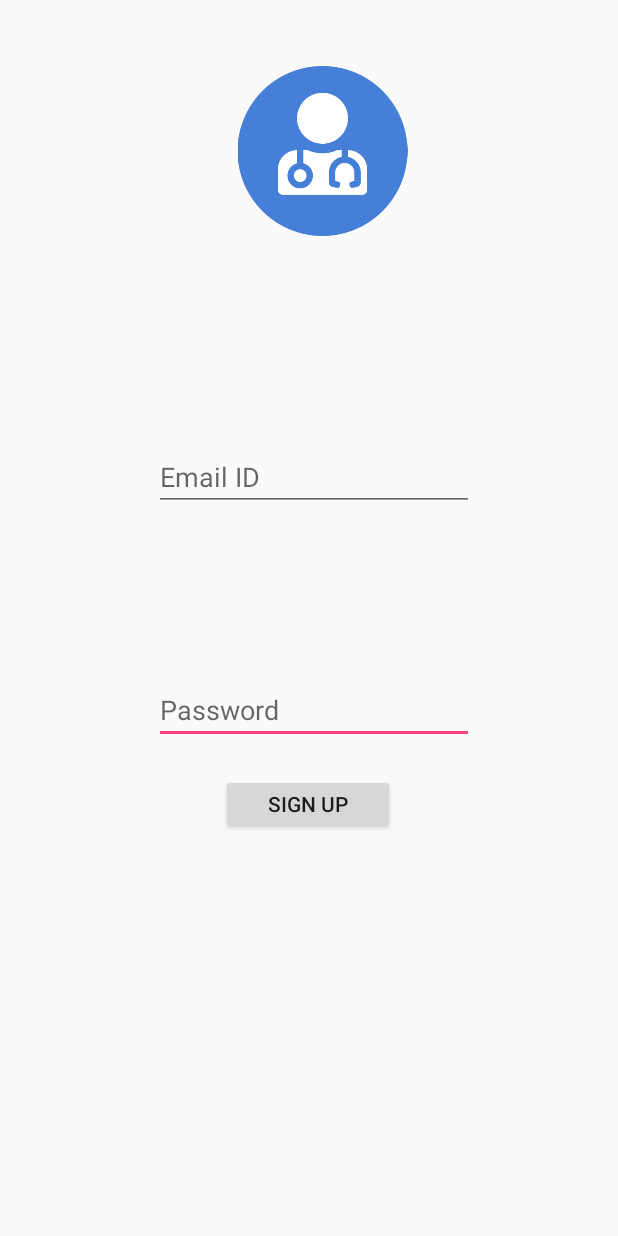
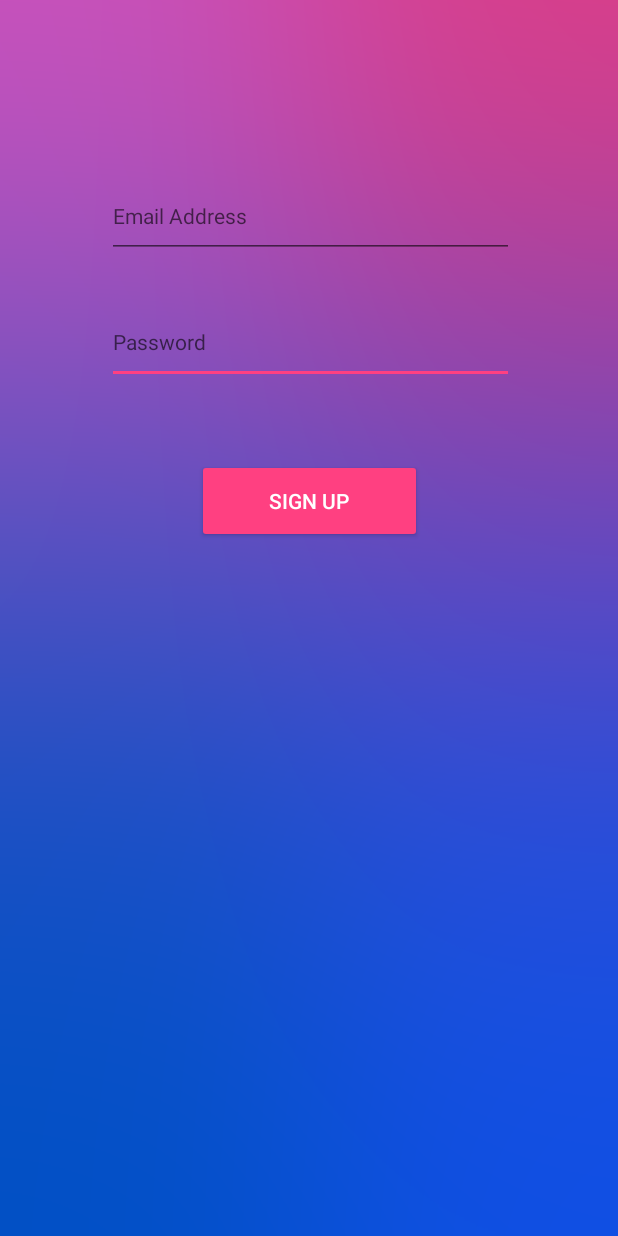
Before and after one commit to PatrickPrakash/Gluco, an Android app: the RegisterActivity screen opened directly, with no data from a screen before it, on a phone screen of 412 x 824 dp. Run offline under Robolectric (Android 15) with nearby library versions, the phone set to English and light mode, and no system bars; our stand-ins replace Firebase (no records; nobody signed in at launch, a user with empty details on screens opened directly).

Commit message:
Minor Changes

```diff
--- a/app/src/main/AndroidManifest.xml
+++ b/app/src/main/AndroidManifest.xml
@@ -16,7 +16,10 @@
                 <category android:name="android.intent.category.LAUNCHER" />
             </intent-filter>
         </activity>
-        <activity android:name=".RegisterActivity" />
+        <activity android:name=".RegisterActivity" android:exported="true" />
+        <activity android:name=".activity_main" android:exported="true">
+
+        </activity>
     </application>
 
 </manifest>
--- a/app/src/main/java/com/projectx/gluco/RegisterActivity.java
+++ b/app/src/main/java/com/projectx/gluco/RegisterActivity.java
@@ -20,10 +20,8 @@ public class RegisterActivity extends AppCompatActivity {
     @Override
     protected void onCreate(Bundle savedInstanceState) {
         super.onCreate(savedInstanceState);
-        setContentView(R.layout.activity_register);
-        uEmail = (EditText) findViewById(R.id.uEmail);
-        uPass = (EditText) findViewById(R.id.uPass);
-        uBtn = (Button) findViewById(R.id.uBtn);
+        setContentView(R.layout.activity_signup);
+
 
         mAuthListener = new FirebaseAuth.AuthStateListener() {
             @Override
--- a/app/src/main/res/layout/activity_login.xml
+++ b/app/src/main/res/layout/activity_login.xml
@@ -1,6 +1,6 @@
 <?xml version="1.0" encoding="utf-8"?>
-<LinearLayout xmlns:android="http://schemas.android.com/apk/res/android"
+<android.support.constraint.ConstraintLayout xmlns:android="http://schemas.android.com/apk/res/android"
     android:layout_width="match_parent"
     android:layout_height="match_parent">
 
-</LinearLayout>
+</android.support.constraint.ConstraintLayout>
--- a/app/src/main/res/layout/activity_register.xml
+++ /dev/null
@@ -1,59 +0,0 @@
-<?xml version="1.0" encoding="utf-8"?>
-<android.support.constraint.ConstraintLayout xmlns:android="http://schemas.android.com/apk/res/android"
-    xmlns:app="http://schemas.android.com/apk/res-auto"
-    xmlns:tools="http://schemas.android.com/tools"
-    android:layout_width="match_parent"
-    android:layout_height="match_parent"
-    tools:context="com.projectx.gluco.RegisterActivity">
-
-    <ImageView
-        android:id="@+id/imageView2"
-        android:layout_width="114dp"
-        android:layout_height="113dp"
-        android:layout_marginEnd="140dp"
-        android:layout_marginTop="44dp"
-        android:contentDescription="@string/todo"
-        app:layout_constraintEnd_toEndOf="parent"
-        app:layout_constraintTop_toTopOf="parent"
-        app:srcCompat="@drawable/logo" />
-
-    <EditText
-        android:id="@+id/uPass"
-        android:layout_width="wrap_content"
-        android:layout_height="wrap_content"
-        android:layout_marginBottom="328dp"
-        android:layout_marginEnd="96dp"
-        android:ems="10"
-        android:hint="@string/password"
-        android:inputType="textPassword"
-        app:layout_constraintBottom_toBottomOf="parent"
-        app:layout_constraintEnd_toEndOf="parent" />
-
-    <EditText
-        android:id="@+id/uEmail"
-        android:layout_width="wrap_content"
-        android:layout_height="wrap_content"
-        android:layout_marginBottom="8dp"
-        android:layout_marginEnd="96dp"
-        android:layout_marginTop="36dp"
-        android:ems="10"
-        android:hint="@string/email_id"
-        android:inputType="textEmailAddress"
-        app:layout_constraintBottom_toTopOf="@+id/uPass"
-        app:layout_constraintEnd_toEndOf="parent"
-        app:layout_constraintTop_toBottomOf="@+id/imageView2" />
-
-    <Button
-        android:id="@+id/uBtn"
-        android:layout_width="116dp"
-        android:layout_height="40dp"
-        android:layout_marginEnd="8dp"
-        android:layout_marginStart="8dp"
-        android:layout_marginTop="20dp"
-        android:text="@string/sign_up"
-        app:layout_constraintEnd_toEndOf="parent"
-        app:layout_constraintHorizontal_bias="0.498"
-        app:layout_constraintStart_toStartOf="parent"
-        app:layout_constraintTop_toBottomOf="@+id/uPass" />
-
-</android.support.constraint.ConstraintLayout>
--- /dev/null
+++ b/app/src/main/res/layout/activity_signup.xml
@@ -0,0 +1,58 @@
+<?xml version="1.0" encoding="utf-8"?>
+<android.support.constraint.ConstraintLayout xmlns:android="http://schemas.android.com/apk/res/android"
+    xmlns:app="http://schemas.android.com/apk/res-auto"
+    xmlns:tools="http://schemas.android.com/tools"
+    android:id="@+id/Constraintlayout"
+    android:layout_width="match_parent"
+    android:layout_height="match_parent"
+    android:background="@drawable/background">
+
+    <EditText
+        android:id="@+id/editText2"
+        android:layout_width="271dp"
+        android:layout_height="56dp"
+        android:layout_marginEnd="8dp"
+        android:layout_marginStart="8dp"
+        android:layout_marginTop="28dp"
+        android:ems="10"
+        android:hint="Password"
+        android:inputType="textPassword"
+        android:textAppearance="@android:style/TextAppearance.Material.Body1"
+        app:layout_constraintEnd_toEndOf="parent"
+        app:layout_constraintHorizontal_bias="0.506"
+        app:layout_constraintStart_toStartOf="parent"
+        app:layout_constraintTop_toBottomOf="@+id/editText3" />
+
+    <EditText
+        android:id="@+id/editText3"
+        android:layout_width="271dp"
+        android:layout_height="56dp"
+        android:layout_marginEnd="8dp"
+        android:layout_marginStart="8dp"
+        android:layout_marginTop="116dp"
+        android:ems="10"
+        android:hint="Email Address"
+        android:inputType="textEmailAddress"
+        android:textAppearance="@android:style/TextAppearance.Material.Body1"
+        app:layout_constraintEnd_toEndOf="parent"
+        app:layout_constraintHorizontal_bias="0.506"
+        app:layout_constraintStart_toStartOf="parent"
+        app:layout_constraintTop_toTopOf="parent" />
+
+    <Button
+        android:id="@+id/button2"
+        style="@android:style/Widget.Material.Button.Colored"
+        android:layout_width="150dp"
+        android:layout_height="56dp"
+        android:layout_marginBottom="8dp"
+        android:layout_marginEnd="8dp"
+        android:layout_marginStart="8dp"
+        android:layout_marginTop="16dp"
+        android:text="Sign Up"
+        android:textAppearance="@android:style/TextAppearance.Material.Widget.Button.Colored"
+        app:layout_constraintBottom_toBottomOf="parent"
+        app:layout_constraintEnd_toEndOf="parent"
+        app:layout_constraintStart_toStartOf="parent"
+        app:layout_constraintTop_toBottomOf="@+id/editText2"
+        app:layout_constraintVertical_bias="0.069" />
+</android.support.constraint.ConstraintLayout>
--- a/app/src/main/res/values/colors.xml
+++ b/app/src/main/res/values/colors.xml
@@ -1,6 +1,6 @@
 <?xml version="1.0" encoding="utf-8"?>
 <resources>
     <color name="colorPrimary">#082efc</color>
-    <color name="colorPrimaryDark">#303f9f</color>
+    <color name="colorPrimaryDark">#4d64f6</color>
     <color name="colorAccent">#ff4081</color>
 </resources>
--- a/build.gradle
+++ b/build.gradle
@@ -8,9 +8,7 @@ buildscript {
     }
     dependencies {
         classpath 'com.android.tools.build:gradle:3.0.1'
-       classpath 'com.android.support:appcompat-v7:21.0.+'
-
-
+        classpath 'com.android.support:appcompat-v7:21.0.+' //Material Design Backward Compatibility
         // NOTE: Do not place your application dependencies here; they belong
         // in the individual module build.gradle files
         classpath 'com.google.gms:google-services:3.1.0'
```
Also changed, not shown: app/build.gradle (+6 -2 lines), app/src/main/java/com/projectx/gluco/activity_main.java (added, +26 -0 lines), app/src/main/res/layout/activity_main.xml (added, +18 -0 lines), app/src/main/res/drawable/background.png (added).
